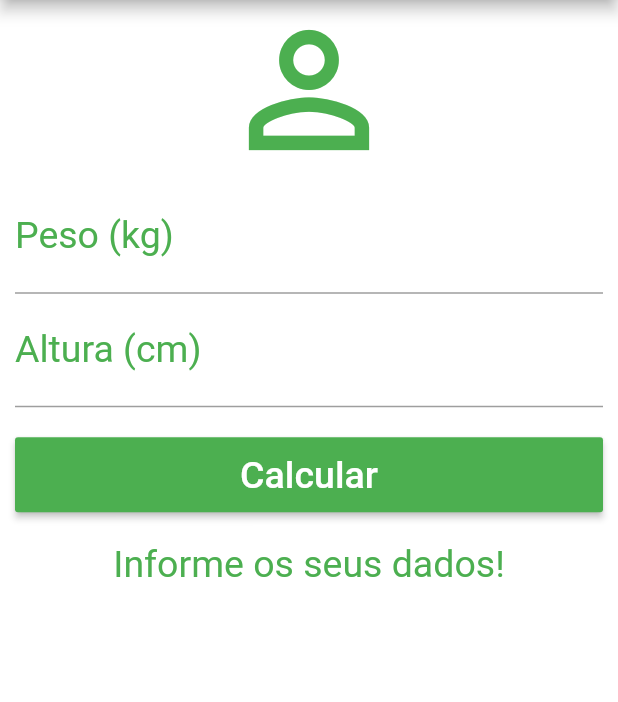
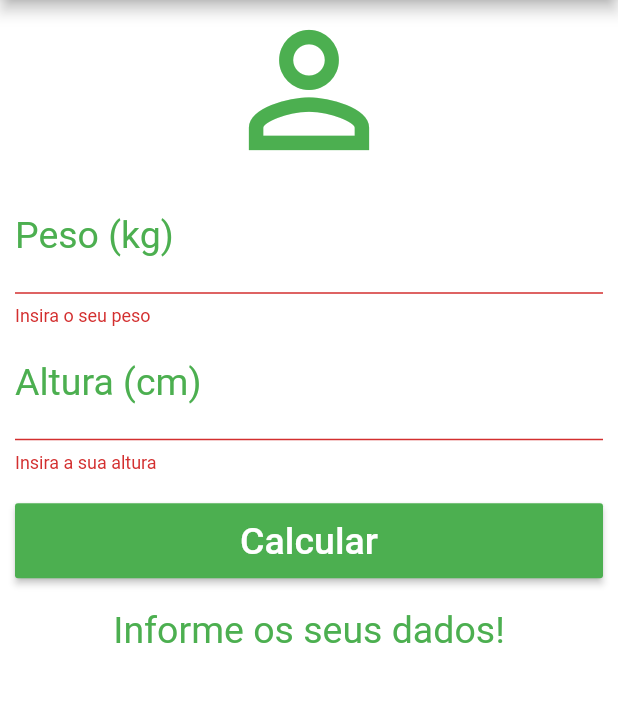
Before and after one commit to dgaraujo89/calculadora-imc-flutter, a Flutter app: the screen it shows after launch, after a tap on "Calcular", on a phone screen of 412 x 824 dp, the part 84-786 px from its top. Run offline on Flutter 3.47's test engine with Material 2 defaults, Android fonts, the phone set to English and light mode, and no system bars.

```diff
--- a/lib/main.dart
+++ b/lib/main.dart
@@ -17,11 +17,17 @@ class _HomeState extends State<Home> {
 
   TextEditingController _weightController = TextEditingController();
   TextEditingController _heightController = TextEditingController();
+
   String _infoText = MESSAGE_INFO_TEXT;
+
+  GlobalKey<FormState> _formKey = GlobalKey<FormState>();
 
   void _resetFields() {
     _weightController.text = "";
     _heightController.text = "";
+
+    _formKey.currentState.reset();
+
     setState(() {
       _infoText = MESSAGE_INFO_TEXT;
     });
@@ -68,6 +74,8 @@ class _HomeState extends State<Home> {
       backgroundColor: Colors.white,
       body: SingleChildScrollView(
         padding: EdgeInsets.fromLTRB(10.0, 0.0, 10.0, 0.0),
+        child: Form(
+          key: _formKey,
           child: Column(
             crossAxisAlignment: CrossAxisAlignment.stretch,
             children: <Widget>[
@@ -76,7 +84,7 @@ class _HomeState extends State<Home> {
                 size: 120.0,
                 color: Colors.green,
               ),
-            TextField(
+              TextFormField(
                 keyboardType: TextInputType.number,
                 decoration: InputDecoration(
                   labelText: "Peso (kg)",
@@ -85,8 +93,11 @@ class _HomeState extends State<Home> {
                 textAlign: TextAlign.center,
                 style: TextStyle(color: Colors.green, fontSize: 25.0),
                 controller: _weightController,
+                validator: (value) {
+                  return value.isEmpty ? "Insira o seu peso" : null;
+                },
               ),
-            TextField(
+              TextFormField(
                 keyboardType: TextInputType.number,
                 decoration: InputDecoration(
                   labelText: "Altura (cm)",
@@ -95,12 +106,19 @@ class _HomeState extends State<Home> {
                 textAlign: TextAlign.center,
                 style: TextStyle(color: Colors.green, fontSize: 25.0),
                 controller: _heightController,
+                validator: (value) {
+                  return value.isEmpty ? "Insira a sua altura" : null;
+                },
               ),
               Container(
                 height: 50,
                 margin: EdgeInsets.only(top: 20.0, bottom: 20.0),
                 child: RaisedButton(
-                onPressed: _calculate,
+                  onPressed: () {
+                    if(_formKey.currentState.validate()) {
+                      _calculate();
+                    }
+                  },
                   child: Text("Calcular", style: TextStyle(color: Colors.white, fontSize: 25.0),),
                   color: Colors.green,
                 ),
@@ -113,6 +131,7 @@ class _HomeState extends State<Home> {
             ],
           ),
         ),
+      ),
     );
   }
 
```
Lines whose indentation alone changed are shown as unchanged.
